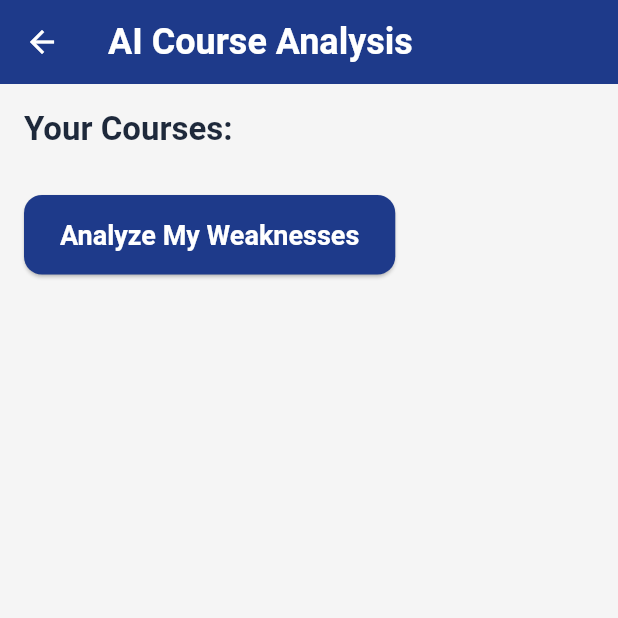
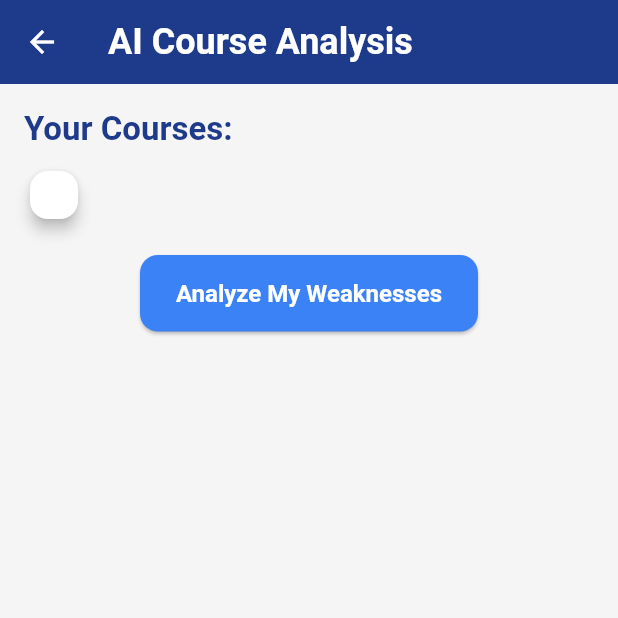
Before and after one commit to rosa12g/GPA-CGPA-calculater-, a Flutter app: the AnalysisScreen screen opened directly with empty values, on a phone screen of 412 x 824 dp, the top half of it. Run offline on Flutter 3.47's test engine with Material 3 defaults, Android fonts, the phone set to English and light mode, and no system bars.

Commit message:
analysis screen card added

```diff
--- a/gpa_calculator/lib/Screens/analaysis_screen.dart
+++ b/gpa_calculator/lib/Screens/analaysis_screen.dart
@@ -26,27 +26,76 @@ class _AnalysisScreenState extends State<AnalysisScreen> {
   @override
   Widget build(BuildContext context) {
     return Scaffold(
-      appBar: AppBar(title: Text("AI Course Analysis")),
-      body: Padding(
+      appBar: AppBar(
+        title: Text("AI Course Analysis", style: TextStyle(color: Colors.white)),
+        backgroundColor: Theme.of(context).colorScheme.primary,
+        elevation: 0,
+      ),
+      body: SingleChildScrollView(
+        // Add this to handle overflow
         padding: const EdgeInsets.all(16.0),
         child: Column(
           crossAxisAlignment: CrossAxisAlignment.start,
           children: [
-            Text("Your Courses:", style: Theme.of(context).textTheme.titleLarge),
+            Text(
+              "Your Courses:",
+              style: Theme.of(context).textTheme.titleLarge?.copyWith(
+                    color: Theme.of(context).colorScheme.primary,
+                    fontWeight: FontWeight.bold,
+                  ),
+            ),
             SizedBox(height: 10),
-            ...widget.grades.entries.map(
-              (e) => Text("${e.key}: ${e.value}", style: Theme.of(context).textTheme.bodyLarge),
+            Card(
+              elevation: 4,
+              shape: RoundedRectangleBorder(borderRadius: BorderRadius.circular(12)),
+              child: Padding(
+                padding: const EdgeInsets.all(16.0),
+                child: Column(
+                  children: widget.grades.entries.map(
+                    (e) => ListTile(
+                      title: Text(e.key, style: Theme.of(context).textTheme.bodyLarge),
+                      trailing: Text(
+                        e.value.toStringAsFixed(2),
+                        style: Theme.of(context).textTheme.bodyLarge?.copyWith(
+                              color: Theme.of(context).colorScheme.secondary,
+                              fontWeight: FontWeight.bold,
+                            ),
+                      ),
+                    ),
+                  ).toList(),
+                ),
+              ),
             ),
             SizedBox(height: 20),
-            ElevatedButton(
-              onPressed: analyzePerformance,
-              child: Text("Analyze My Weaknesses"),
+            Center(
+              child: ElevatedButton(
+                onPressed: analyzePerformance,
+                style: ElevatedButton.styleFrom(
+                  backgroundColor: Theme.of(context).colorScheme.secondary,
+                  padding: EdgeInsets.symmetric(vertical: 16, horizontal: 24),
+                  shape: RoundedRectangleBorder(borderRadius: BorderRadius.circular(12)),
+                ),
+                child: Text(
+                  "Analyze My Weaknesses",
+                  style: TextStyle(color: Colors.white, fontSize: 16),
+                ),
+              ),
             ),
             SizedBox(height: 20),
             isLoading
-                ? Center(child: CircularProgressIndicator())
+                ? Center(child: CircularProgressIndicator(color: Theme.of(context).colorScheme.primary))
                 : analysisResult != null
-                    ? Text("AI Suggestion:\n$analysisResult", style: Theme.of(context).textTheme.bodyLarge)
+                    ? Card(
+                        elevation: 4,
+                        shape: RoundedRectangleBorder(borderRadius: BorderRadius.circular(12)),
+                        child: Padding(
+                          padding: const EdgeInsets.all(16.0),
+                          child: Text(
+                            "AI Suggestion:\n$analysisResult",
+                            style: Theme.of(context).textTheme.bodyLarge,
+                          ),
+                        ),
+                      )
                     : Container(),
           ],
         ),
```
